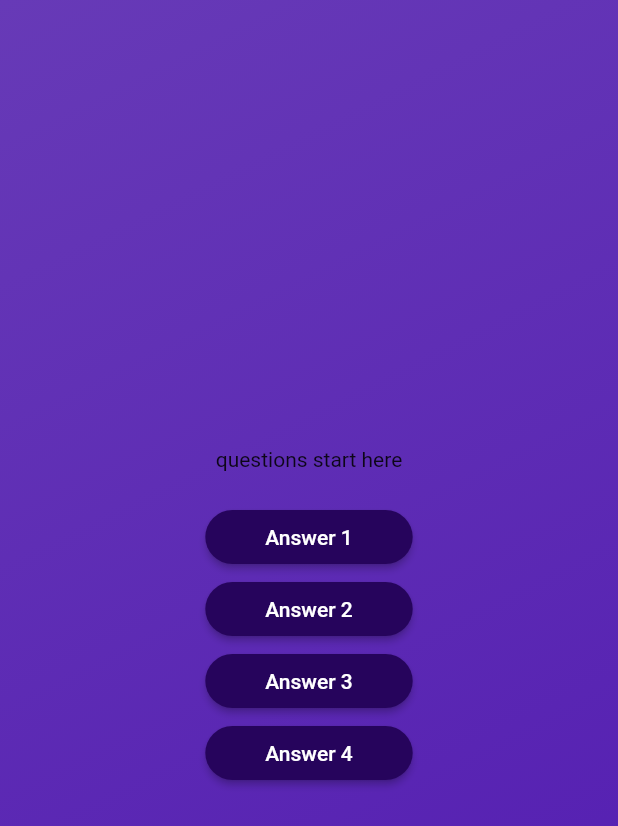
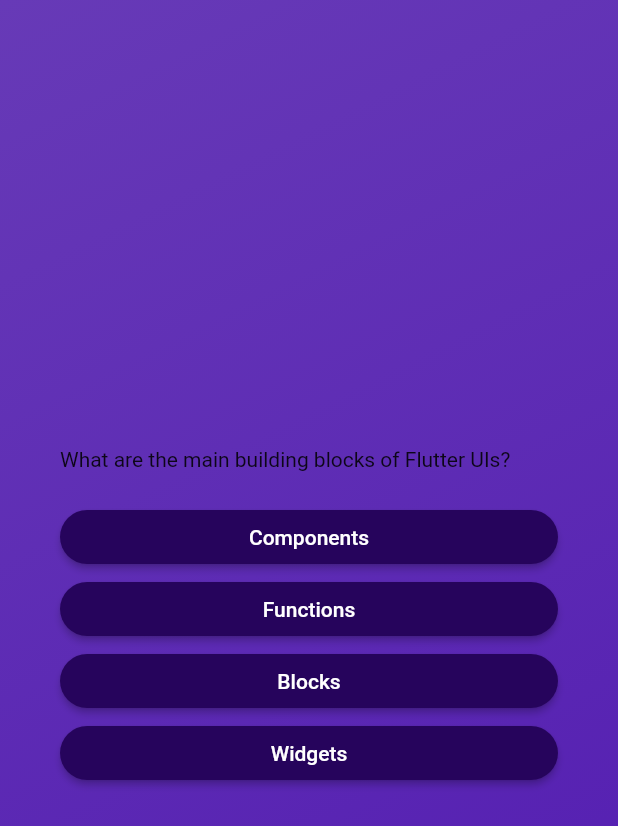
Before and after one commit to ryanchoge/adv_basics, a Flutter app: the screen it shows after launch, after a tap on "Start Quiz", on a phone screen of 412 x 824 dp. Shown: the top 826 px of the screen. Run offline on Flutter 3.47's test engine with Material 2 defaults, Android fonts, the phone set to English and light mode, and no system bars.

Commit message:
Adding more functionalities

```diff
--- /dev/null
+++ b/lib/answer_button.dart
@@ -0,0 +1,24 @@
+import 'package:flutter/material.dart';
+
+class AnswerButton extends StatelessWidget {
+   const AnswerButton( {super.key, required this.answerText, required this.onTap});
+  final String answerText;
+  final void Function() onTap;
+
+  @override
+  Widget build(BuildContext context) {
+    return ElevatedButton(
+
+      style: ElevatedButton.styleFrom(
+        padding: const EdgeInsets.symmetric(horizontal: 40,vertical: 10),
+        foregroundColor: Colors.white,
+        backgroundColor: const Color.fromARGB(255, 38, 4, 92),
+        shape: RoundedRectangleBorder(
+          borderRadius: BorderRadius.circular(40),
+        ),
+      ),
+      onPressed: onTap,
+      child: Text(answerText,textAlign: TextAlign.center,),
+    );
+  }
+}
--- a/lib/models/quiz_question.dart
+++ b/lib/models/quiz_question.dart
@@ -3,4 +3,9 @@ class QuizQuestion {
 
   final String text;
   final List<String> answer;
+  List<String> getShuffledAnswers() {
+    final shuffledAnswer = List.of(answer);
+    shuffledAnswer.shuffle();
+    return shuffledAnswer;
+  }
 }
--- a/lib/questions_screen.dart
+++ b/lib/questions_screen.dart
@@ -1,8 +1,10 @@
-import 'package:adv_app/anwer_button.dart';
+import 'package:adv_app/data/questions.dart';
+import 'package:adv_app/answer_button.dart';
 import 'package:flutter/material.dart';
 
 class QuestionScreen extends StatefulWidget {
-  const QuestionScreen({super.key});
+  QuestionScreen({super.key, required this.onSelectAnswer});
+  void Function(String answer) onSelectAnswer;
   @override
   State<QuestionScreen> createState() {
     return _QuestionsState();
@@ -10,23 +12,43 @@ class QuestionScreen extends StatefulWidget {
 }
 
 class _QuestionsState extends State<QuestionScreen> {
+  var currentQuestionIndex = 0;
+
+  void answerQuestion(String selectedAnswer) {
+    widget.onSelectAnswer(selectedAnswer);
+    setState(() {
+      currentQuestionIndex++;
+    });
+  }
+
   @override
   Widget build(BuildContext context) {
-    return  SizedBox(
+    final currentQuestion = questions[currentQuestionIndex];
+    return SizedBox(
       width: double.infinity,
+      child: Container(
+        margin: const EdgeInsets.all(40),
         child: Column(
           mainAxisAlignment: MainAxisAlignment.center,
+          crossAxisAlignment: CrossAxisAlignment.stretch,
           children: [
-            const Text("questions start here"),
+            Text(currentQuestion.text),
             const SizedBox(
               height: 20,
             ),
-           AnswerButton("Answer 1",(){}),
-           AnswerButton("Answer 2",(){}),
-           AnswerButton("Answer 3",(){}),
-           AnswerButton("Answer 4",(){}),
+            ...currentQuestion.getShuffledAnswers().map((answer) {
+              return AnswerButton(
+                  answerText: answer,
+                  onTap: () {
+                    answerQuestion(answer);
+                  });
+            })
 
+            // AnswerButton(currentQuestion.answer[1], () {}),
+            // AnswerButton(currentQuestion.answer[2], () {}),
+            // AnswerButton(currentQuestion.answer[3], () {}),
           ],
+        ),
       ),
     );
   }
--- a/lib/quiz.dart
+++ b/lib/quiz.dart
@@ -1,3 +1,4 @@
+import 'package:adv_app/data/questions.dart';
 import 'package:adv_app/questions_screen.dart';
 import 'package:flutter/material.dart';
 import 'package:adv_app/start_screen.dart';
@@ -11,6 +12,7 @@ class Quiz extends StatefulWidget {
 }
 
 class _QuizState extends State<Quiz> {
+  List<String> selectedAnswers = [];
   var activeScreen = 'start-screen';
   // Widget? activeScreen;
   // @override
@@ -18,6 +20,15 @@ class _QuizState extends State<Quiz> {
   //   activeScreen = StartScreen(switchScreen);
   //   super.initState();
   // }
+  void chooseAnswer(String answer) {
+    selectedAnswers.add(answer);
+    if (selectedAnswers.length == questions.length) {
+      setState(() {
+        selectedAnswers = [];
+        activeScreen = 'start-screen';
+      });
+    }
+  }
 
   void switchScreen() {
     setState(() {
@@ -27,6 +38,10 @@ class _QuizState extends State<Quiz> {
 
   @override
   Widget build(BuildContext context) {
+    Widget screenWidget = StartScreen(switchScreen);
+    if (activeScreen == 'questions-screen') {
+      screenWidget = QuestionScreen(onSelectAnswer: chooseAnswer);
+    }
     return MaterialApp(
       home: Scaffold(
         body: Container(
@@ -36,9 +51,7 @@ class _QuizState extends State<Quiz> {
               Color.fromARGB(255, 81, 25, 177),
             ], begin: Alignment.topLeft, end: Alignment.bottomRight),
           ),
-          child: activeScreen == 'start-screen'
-              ? StartScreen(switchScreen)
-              : const QuestionScreen(),
+          child: screenWidget,
         ),
       ),
     );
```
Also changed, not shown: lib/results_screen.dart (added, +22 -0 lines). Lines whose indentation alone changed are shown as unchanged.
